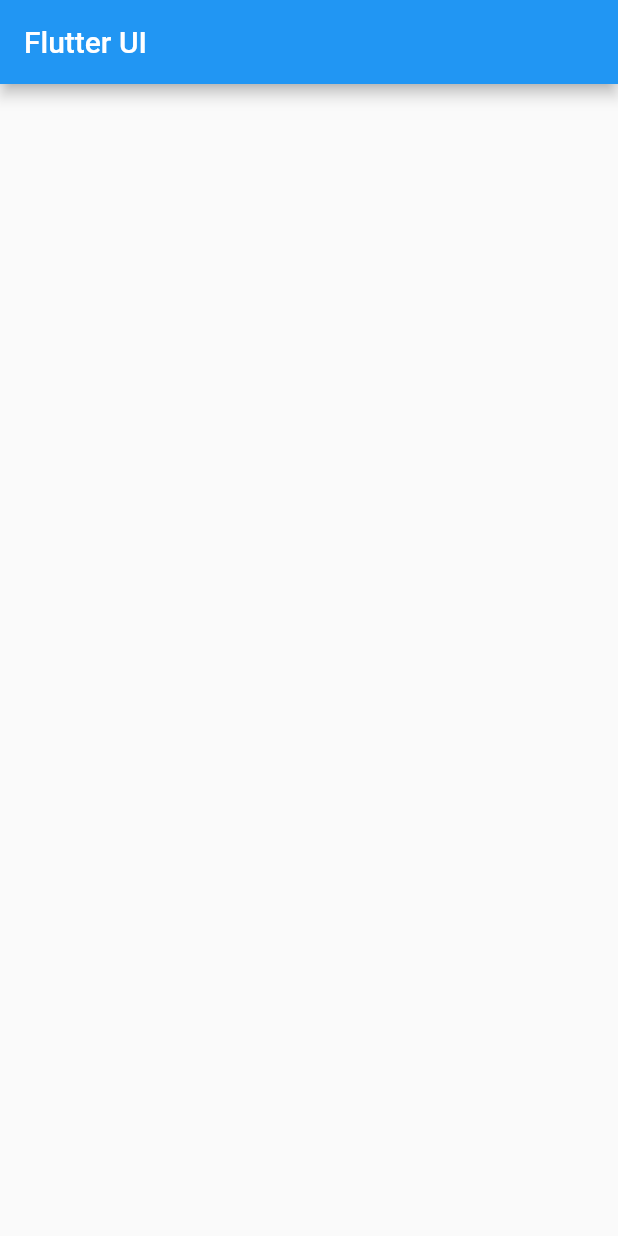
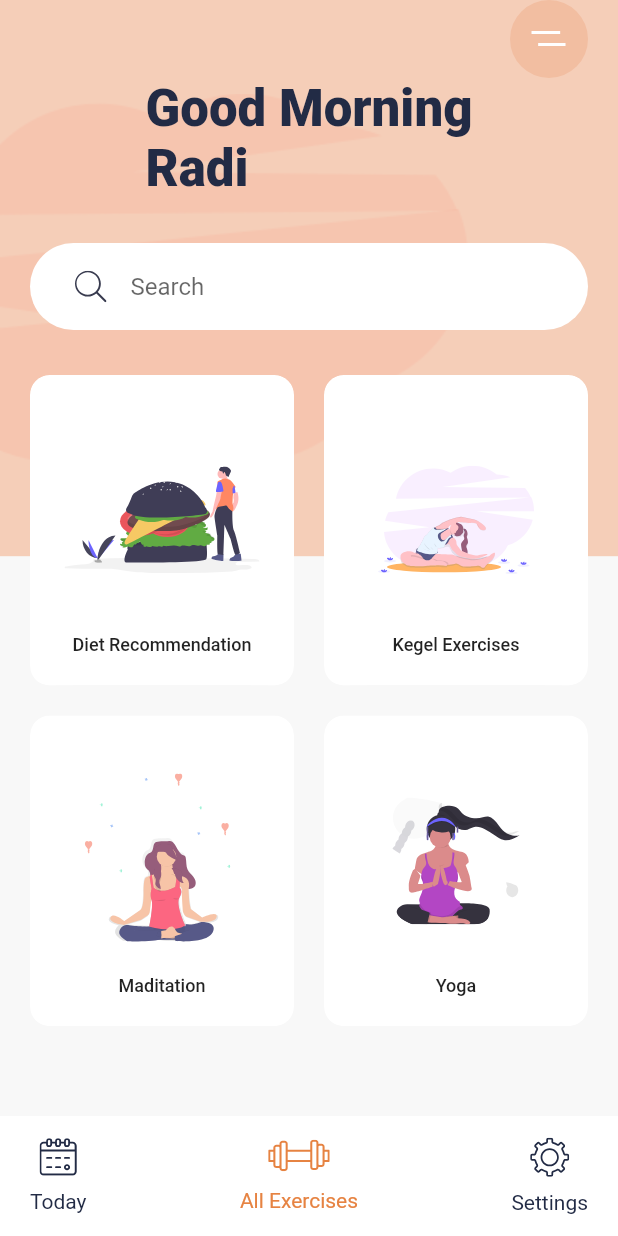
Before and after one commit to RadiRS/flutter-ui, a Flutter app: the screen it shows after launch, on a phone screen of 412 x 824 dp. Run offline on Flutter 3.47's test engine with Material 2 defaults, Android fonts, the phone set to English and light mode, and no system bars; our stand-ins replace flutter_svg.

Commit message:
Slicing ui home screen

```diff
--- /dev/null
+++ b/lib/constants.dart
@@ -0,0 +1,8 @@
+import 'package:flutter/material.dart';
+
+const kBackgroundColor = Color(0xFFF8F8F8);
+const kActiveIconColor = Color(0xFFE68342);
+const kTextColor = Color(0xFF222B45);
+const kBlueLightColor = Color(0xFFC7B8F5);
+const kBlueColor = Color(0xFF817DC0);
+const kShadowColor = Color(0xFFE6E6E6);
--- a/lib/main.dart
+++ b/lib/main.dart
@@ -1,4 +1,8 @@
 import 'package:flutter/material.dart';
+import 'package:flutter_svg/flutter_svg.dart';
+import 'package:flutter_ui/constants.dart';
+import 'package:flutter_ui/widgets/bottom_nav_bar.dart';
+import 'package:flutter_ui/widgets/category_card.dart';
 
 void main() {
   runApp(MyApp());
@@ -11,7 +15,9 @@ class MyApp extends StatelessWidget {
       debugShowCheckedModeBanner: false,
       title: 'Flutter UI',
       theme: ThemeData(
-        primarySwatch: Colors.blue,
+        fontFamily: "Cairo",
+        scaffoldBackgroundColor: kBackgroundColor,
+        textTheme: Theme.of(context).textTheme.apply(displayColor: kTextColor),
       ),
       home: HomeScreen(),
     );
@@ -23,9 +29,115 @@ class HomeScreen extends StatelessWidget {
 
   @override
   Widget build(BuildContext context) {
+    // This give at total height and with of the device
+    var size = MediaQuery.of(context).size;
+
     return Scaffold(
-      appBar: AppBar(
-        title: Text('Flutter UI'),
+      body: Stack(
+        children: [
+          _buildImageBanner(size),
+          SafeArea(
+            child: Padding(
+              padding: const EdgeInsets.symmetric(horizontal: 20),
+              child: Column(
+                children: [
+                  Align(
+                    alignment: Alignment.topRight,
+                    child: Container(
+                      height: 52,
+                      width: 52,
+                      alignment: Alignment.center,
+                      decoration: BoxDecoration(
+                        color: Color(0xFFF2BEA1),
+                        shape: BoxShape.circle,
+                      ),
+                      child: SvgPicture.asset('assets/icons/menu.svg'),
+                    ),
+                  ),
+                  Text(
+                    'Good Morning\nRadi',
+                    style: Theme.of(context)
+                        .textTheme
+                        .headline4
+                        ?.copyWith(fontWeight: FontWeight.w900),
+                  ),
+                  _buildSearchInput(),
+                  _buildCategoryMenu(),
+                ],
+              ),
+            ),
+          )
+        ],
+      ),
+      bottomNavigationBar: BottomNavBar(),
+    );
+  }
+
+  Expanded _buildCategoryMenu() {
+    return Expanded(
+      child: GridView.count(
+        crossAxisCount: 2,
+        childAspectRatio: .85,
+        crossAxisSpacing: 20,
+        mainAxisSpacing: 20,
+        children: [
+          CategoryCard(
+            title: 'Diet Recommendation',
+            imgSource: 'assets/icons/Hamburger.svg',
+            onPress: () {},
+          ),
+          CategoryCard(
+            title: 'Kegel Exercises',
+            imgSource: 'assets/icons/Excrecises.svg',
+            onPress: () {},
+          ),
+          CategoryCard(
+            title: 'Maditation',
+            imgSource: 'assets/icons/Meditation.svg',
+            onPress: () {},
+          ),
+          CategoryCard(
+            title: 'Yoga',
+            imgSource: 'assets/icons/yoga.svg',
+            onPress: () {},
+          ),
+        ],
+      ),
+    );
+  }
+
+  Container _buildSearchInput() {
+    return Container(
+      margin: EdgeInsets.symmetric(vertical: 30),
+      padding: EdgeInsets.symmetric(
+        horizontal: 30,
+        vertical: 5,
+      ),
+      decoration: BoxDecoration(
+        color: Colors.white,
+        borderRadius: BorderRadius.circular(29.5),
+      ),
+      child: TextField(
+        autocorrect: false,
+        decoration: InputDecoration(
+          hintText: 'Search',
+          icon: SvgPicture.asset('assets/icons/search.svg'),
+          border: InputBorder.none,
+        ),
+      ),
+    );
+  }
+
+  Container _buildImageBanner(Size size) {
+    return Container(
+      // Here the height of the container is 45% of our total height
+      height: size.height * .45,
+      decoration: BoxDecoration(
+        color: Color(0xFFF5CEB8),
+        image: DecorationImage(
+          alignment: Alignment.centerLeft,
+          image: AssetImage('assets/images/undraw_pilates_gpdb.png'),
+        ),
       ),
     );
   }
--- /dev/null
+++ b/lib/widgets/bottom_nav_bar.dart
@@ -0,0 +1,68 @@
+import 'package:flutter/material.dart';
+import 'package:flutter_svg/flutter_svg.dart';
+import 'package:flutter_ui/constants.dart';
+
+class BottomNavBar extends StatelessWidget {
+  const BottomNavBar({
+    Key? key,
+  }) : super(key: key);
+
+  @override
+  Widget build(BuildContext context) {
+    return Container(
+      padding: const EdgeInsets.symmetric(
+        horizontal: 20,
+        vertical: 10,
+      ),
+      height: 80,
+      color: Colors.white,
+      child: Row(
+        mainAxisAlignment: MainAxisAlignment.spaceBetween,
+        children: [
+          _buildBottomNavItem(
+            title: 'Today',
+            imgSource: 'assets/icons/calendar.svg',
+            onPress: () {},
+          ),
+          _buildBottomNavItem(
+            isActive: true,
+            title: 'All Exercises',
+            imgSource: 'assets/icons/gym.svg',
+            onPress: () {},
+          ),
+          _buildBottomNavItem(
+            title: 'Settings',
+            imgSource: 'assets/icons/Settings.svg',
+            onPress: () {},
+          ),
+        ],
+      ),
+    );
+  }
+
+  GestureDetector _buildBottomNavItem({
+    required String title,
+    required String imgSource,
+    Function()? onPress,
+    bool isActive = false,
+  }) {
+    return GestureDetector(
+      onTap: onPress,
+      child: Column(
+        mainAxisAlignment: MainAxisAlignment.spaceAround,
+        children: [
+          SvgPicture.asset(
+            imgSource,
+            color: isActive ? kActiveIconColor : kTextColor,
+          ),
+          Text(
+            title,
+            style: TextStyle(
+              color: isActive ? kActiveIconColor : kTextColor,
+            ),
+          ),
+        ],
+      ),
+    );
+  }
+}
--- /dev/null
+++ b/lib/widgets/category_card.dart
@@ -0,0 +1,61 @@
+import 'package:flutter/material.dart';
+import 'package:flutter_svg/flutter_svg.dart';
+import 'package:flutter_ui/constants.dart';
+
+class CategoryCard extends StatelessWidget {
+  final String imgSource;
+  final String title;
+  final void Function()? onPress;
+
+  const CategoryCard({
+    Key? key,
+    this.imgSource = '',
+    this.title = '',
+    this.onPress,
+  }) : super(key: key);
+
+  @override
+  Widget build(BuildContext context) {
+    return ClipRRect(
+      borderRadius: BorderRadius.circular(13),
+      child: Container(
+        decoration: BoxDecoration(
+          color: Colors.white,
+          borderRadius: BorderRadius.circular(13),
+          boxShadow: [
+            BoxShadow(
+              offset: Offset(0, 17),
+              blurRadius: 17,
+              spreadRadius: -23,
+              color: kShadowColor,
+            ),
+          ],
+        ),
+        child: Material(
+          color: Colors.transparent,
+          child: InkWell(
+            onTap: onPress,
+            child: Padding(
+              padding: const EdgeInsets.all(20.0),
+              child: Column(
+                children: [
+                  Spacer(),
+                  SvgPicture.asset(imgSource),
+                  Spacer(),
+                  Text(
+                    title,
+                    textAlign: TextAlign.center,
+                    style: Theme.of(context)
+                        .textTheme
+                        .headline6
+                        ?.copyWith(fontSize: 12),
+                  ),
+                ],
+              ),
+            ),
+          ),
+        ),
+      ),
+    );
+  }
+}
```
